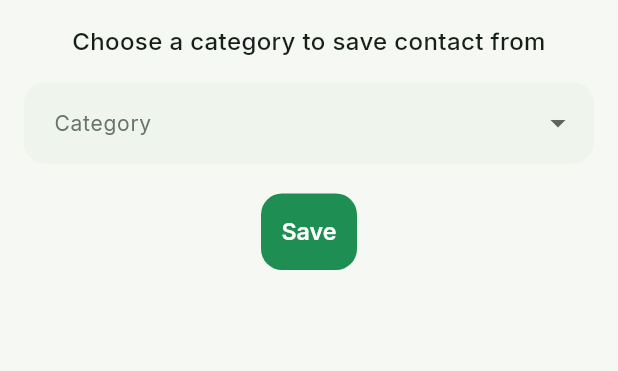
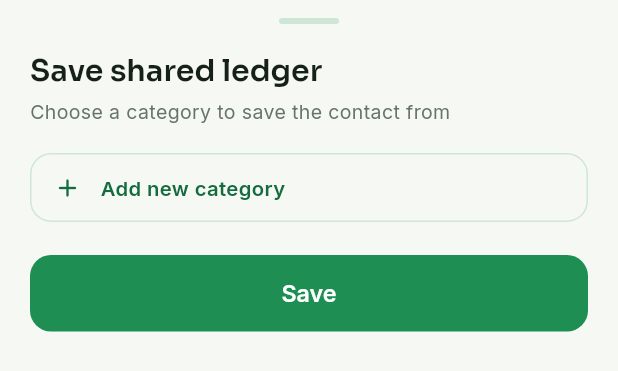
Before and after one commit to hashamkhan11/hisabkitab, a Flutter app: the ChooseCategoryPage widget shown alone on an empty page, opened directly with empty values, on a phone screen of 412 x 824 dp. Shown: the top 371 px of the screen. Run offline on Flutter 3.47's test engine with Material 3 defaults, Android fonts, the phone set to English and light mode, and no system bars; our stand-ins replace cached_network_image, csv, dotted_border, firebase_auth, firebase_core, firebase_crashlytics and 10 more; accounts and stored records are empty; network calls fail.

Commit message:
Redesign the shared-ledger category picker as a themed bottom sheet

```diff
--- a/lib/screens/select_category.dart
+++ b/lib/screens/select_category.dart
@@ -3,6 +3,7 @@ import 'package:flutter/material.dart';
 import '../models/model.dart';
 import '../repositories/category_repository.dart';
 import '../repositories/contact_repository.dart';
+import '../theme/app_theme.dart';
 import '../widgets/add_category.dart';
 
 class ChooseCategoryPage extends StatefulWidget {
@@ -82,54 +83,111 @@ class _ChooseCategoryPageState extends State<ChooseCategoryPage> {
 
   @override
   Widget build(BuildContext context) {
-    return isLoading
-        ? const Center(child: CircularProgressIndicator())
-        : Padding(
-            padding: const EdgeInsets.all(16),
+    final c = context.appColors;
+    return Padding(
+      padding: MediaQuery.of(context).viewInsets,
+      child: SafeArea(
+        top: false,
+        child: SingleChildScrollView(
+          padding: const EdgeInsets.fromLTRB(20, 12, 20, 20),
           child: Column(
             mainAxisSize: MainAxisSize.min,
+            crossAxisAlignment: CrossAxisAlignment.start,
             children: [
-                Text(
-                  "Choose a category to save contact from ${widget.senderName}",
-                  style: const TextStyle(
-                    fontSize: 16,
-                    fontWeight: FontWeight.w500,
-                  ),
-                  textAlign: TextAlign.center,
-                ),
-                const SizedBox(height: 16),
-                DropdownButtonFormField<String>(
-                  initialValue: selectedCategoryId,
-                  items: [
-                    ...categories.map((cat) => DropdownMenuItem(
-                          value: cat.id,
-                          child: Text(cat.title),
-                        )),
-                    const DropdownMenuItem(
-                      value: 'add_new',
-                      child: Text('+ Add New Category'),
-                    )
-                  ],
-                  onChanged: (value) {
-                    if (value == 'add_new') {
-                      _openAddCategorySheet();
-                    } else {
-                      setState(() {
-                        selectedCategoryId = value;
-                      });
-                    }
-                  },
-                  decoration: const InputDecoration(
-                    labelText: "Category",
-                    border: OutlineInputBorder(),
+              Center(
+                child: Container(
+                  width: 40,
+                  height: 4,
+                  margin: const EdgeInsets.only(bottom: 18),
+                  decoration: BoxDecoration(color: c.border, borderRadius: BorderRadius.circular(2)),
                 ),
               ),
-                const SizedBox(height: 20),
-                ElevatedButton(
+              Text('Save shared ledger', style: Theme.of(context).textTheme.headlineSmall),
+              const SizedBox(height: 4),
+              Text(
+                'Choose a category to save the contact from ${widget.senderName}',
+                style: TextStyle(color: c.textMuted, fontSize: 13),
+              ),
+              const SizedBox(height: 18),
+              if (isLoading)
+                const Padding(
+                  padding: EdgeInsets.symmetric(vertical: 24),
+                  child: Center(child: CircularProgressIndicator()),
+                )
+              else ...[
+                ...categories.map((cat) {
+                  final isSelected = selectedCategoryId == cat.id;
+                  return Padding(
+                    padding: const EdgeInsets.only(bottom: 10),
+                    child: InkWell(
+                      borderRadius: BorderRadius.circular(14),
+                      onTap: () => setState(() => selectedCategoryId = cat.id),
+                      child: Container(
+                        padding: const EdgeInsets.symmetric(horizontal: 14, vertical: 12),
+                        decoration: BoxDecoration(
+                          color: isSelected ? c.accentSoft : c.surfaceAlt,
+                          borderRadius: BorderRadius.circular(14),
+                          border: Border.all(color: isSelected ? c.accentStrong : c.border),
+                        ),
+                        child: Row(
+                          children: [
+                            Icon(
+                              isSelected ? Icons.radio_button_checked_rounded : Icons.radio_button_off_rounded,
+                              color: isSelected ? c.accentStrong : c.textMuted,
+                              size: 20,
+                            ),
+                            const SizedBox(width: 12),
+                            Expanded(
+                              child: Text(
+                                cat.title,
+                                style: TextStyle(
+                                  fontWeight: FontWeight.w600,
+                                  color: isSelected ? c.accentStrong : c.textColor,
+                                ),
+                              ),
+                            ),
+                          ],
+                        ),
+                      ),
+                    ),
+                  );
+                }),
+                InkWell(
+                  borderRadius: BorderRadius.circular(14),
+                  onTap: _openAddCategorySheet,
+                  child: Container(
+                    padding: const EdgeInsets.symmetric(horizontal: 14, vertical: 12),
+                    decoration: BoxDecoration(
+                      borderRadius: BorderRadius.circular(14),
+                      border: Border.all(color: c.border, style: BorderStyle.solid),
+                    ),
+                    child: Row(
+                      children: [
+                        Icon(Icons.add_rounded, color: c.accentStrong, size: 20),
+                        const SizedBox(width: 12),
+                        Text('Add new category', style: TextStyle(fontWeight: FontWeight.w600, color: c.accentStrong)),
+                      ],
+                    ),
+                  ),
+                ),
+              ],
+              const SizedBox(height: 22),
+              SizedBox(
+                width: double.infinity,
+                child: ElevatedButton(
                   onPressed: isSaving ? null : _saveSharedContact,
-                  child: const Text("Save"),
+                  child: isSaving
+                      ? SizedBox(
+                          height: 20,
+                          width: 20,
+                          child: CircularProgressIndicator(strokeWidth: 2.4, color: c.onAccent),
                         )
+                      : const Text('Save'),
+                ),
+              ),
             ],
+          ),
+        ),
       ),
     );
   }
```
Lines whose indentation alone changed are shown as unchanged.
